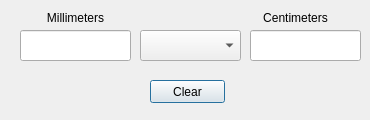
First picture: the form in Units/distanceandlength.ui, repository ITAAcademy/ITAInformator, before the edit.
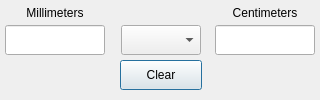
Second picture: the form after the edit.

Diff of the .ui file:
```diff
--- a/Units/distanceandlength.ui
+++ b/Units/distanceandlength.ui
@@ -6,8 +6,8 @@
    <rect>
     <x>0</x>
     <y>0</y>
-    <width>370</width>
-    <height>120</height>
+    <width>320</width>
+    <height>100</height>
    </rect>
   </property>
   <property name="windowTitle">
@@ -16,40 +16,40 @@
   <widget class="QLineEdit" name="lineEdit_D_right">
    <property name="geometry">
     <rect>
-     <x>250</x>
-     <y>30</y>
-     <width>111</width>
-     <height>31</height>
+     <x>215</x>
+     <y>25</y>
+     <width>100</width>
+     <height>30</height>
     </rect>
    </property>
   </widget>
   <widget class="QLineEdit" name="lineEdit_D_Left">
    <property name="geometry">
     <rect>
-     <x>20</x>
-     <y>30</y>
-     <width>111</width>
-     <height>31</height>
+     <x>5</x>
+     <y>25</y>
+     <width>100</width>
+     <height>30</height>
     </rect>
    </property>
   </widget>
   <widget class="QComboBox" name="comboBoxDistance">
    <property name="geometry">
     <rect>
-     <x>140</x>
-     <y>30</y>
-     <width>101</width>
-     <height>31</height>
+     <x>121</x>
+     <y>25</y>
+     <width>80</width>
+     <height>30</height>
     </rect>
    </property>
   </widget>
   <widget class="QLabel" name="label_Left">
    <property name="geometry">
     <rect>
-     <x>20</x>
-     <y>10</y>
-     <width>111</width>
-     <height>16</height>
+     <x>5</x>
+     <y>5</y>
+     <width>100</width>
+     <height>15</height>
     </rect>
    </property>
    <property name="text">
@@ -62,10 +62,10 @@
   <widget class="QLabel" name="label_Right">
    <property name="geometry">
     <rect>
-     <x>240</x>
-     <y>10</y>
-     <width>111</width>
-     <height>16</height>
+     <x>215</x>
+     <y>5</y>
+     <width>100</width>
+     <height>15</height>
     </rect>
    </property>
    <property name="text">
@@ -78,10 +78,10 @@
   <widget class="QPushButton" name="pushButton_clearLenght">
    <property name="geometry">
     <rect>
-     <x>150</x>
-     <y>80</y>
-     <width>75</width>
-     <height>23</height>
+     <x>120</x>
+     <y>60</y>
+     <width>82</width>
+     <height>30</height>
     </rect>
    </property>
    <property name="text">
```
